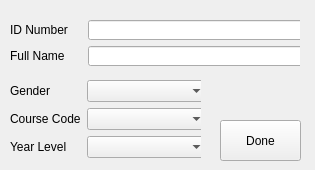
This is form.ui in RegeyNicole0/SSISV2 as Qt 5 draws it before an edit. The edited form follows.
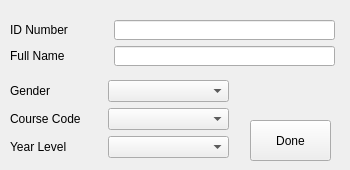
This is the edited form.

What changed in the file:
```diff
--- a/form.ui
+++ b/form.ui
@@ -9,19 +9,19 @@
    <rect>
     <x>0</x>
     <y>0</y>
-    <width>315</width>
+    <width>350</width>
     <height>170</height>
    </rect>
   </property>
   <property name="minimumSize">
    <size>
-    <width>315</width>
+    <width>350</width>
     <height>170</height>
    </size>
   </property>
   <property name="maximumSize">
    <size>
-    <width>315</width>
+    <width>350</width>
     <height>170</height>
    </size>
   </property>
@@ -32,7 +32,7 @@
    <widget class="QPushButton" name="student_done">
     <property name="geometry">
      <rect>
-      <x>220</x>
+      <x>250</x>
       <y>120</y>
       <width>81</width>
       <height>41</height>
@@ -42,12 +42,12 @@
      <string>Done</string>
     </property>
    </widget>
-   <widget class="QWidget" name="">
+   <widget class="QWidget" name="layoutWidget">
     <property name="geometry">
      <rect>
       <x>10</x>
       <y>80</y>
-      <width>191</width>
+      <width>219</width>
       <height>80</height>
      </rect>
     </property>
@@ -123,12 +123,12 @@
      </item>
     </layout>
    </widget>
-   <widget class="QWidget" name="">
+   <widget class="QWidget" name="layoutWidget">
     <property name="geometry">
      <rect>
       <x>10</x>
       <y>20</y>
-      <width>290</width>
+      <width>325</width>
       <height>48</height>
      </rect>
     </property>
```
